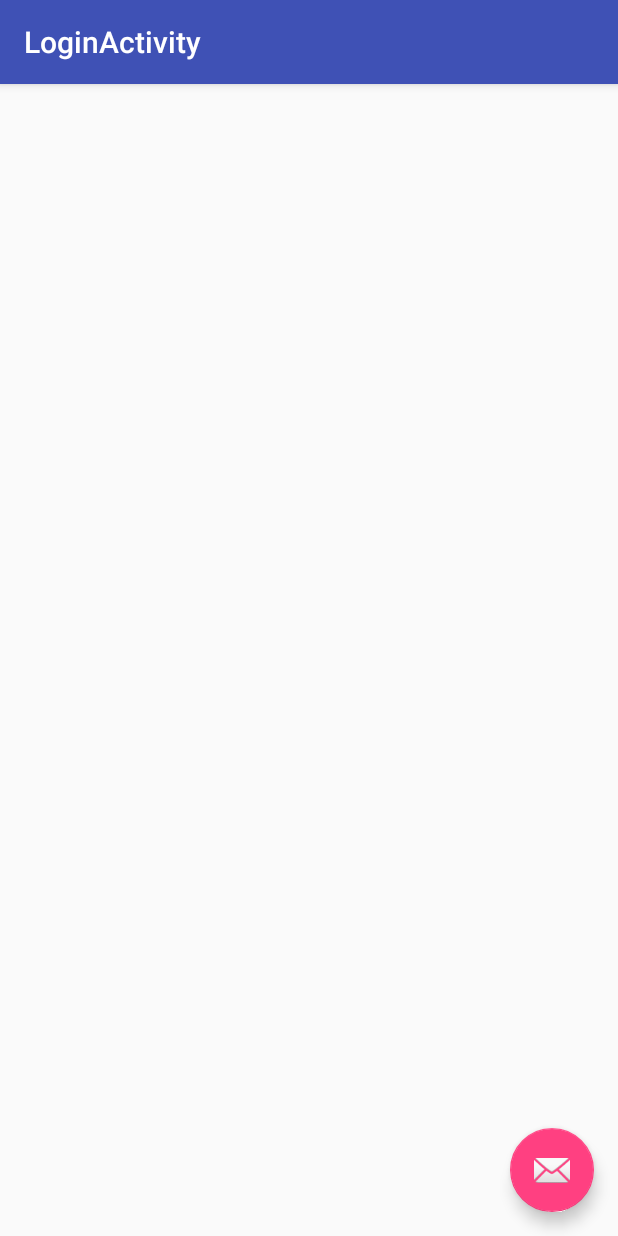
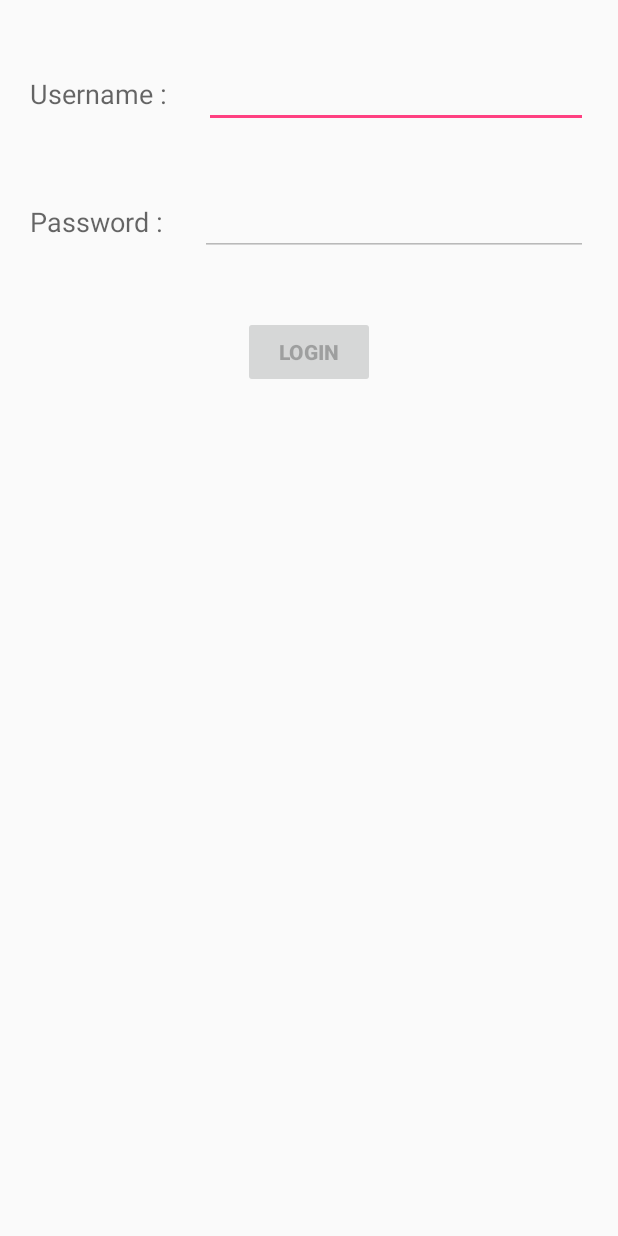
Before and after one commit to jameswarner/java-the-hutt, an Android app: the screen it shows after launch (LoginActivity), after a tap on "LOGIN", on a phone screen of 412 x 824 dp. Run offline under Robolectric (Android 15) with nearby library versions, the phone set to English and light mode, and no system bars.

Commit message:
Activity 1 and 2

```diff
--- a/app/src/main/java/com/mse/android/javathehutt/JavaTheHutt.java
+++ b/app/src/main/java/com/mse/android/javathehutt/JavaTheHutt.java
@@ -13,11 +13,22 @@ import android.view.MenuItem;
 import android.view.ViewGroup;
 import android.widget.Button;
 
+import java.util.HashMap;
 import java.util.Map;
 
 public class JavaTheHutt extends AppCompatActivity implements View.OnClickListener {
 
     private ViewGroup mListView;
+    private static final int REQUEST_LOGIN_RESPONSE = 100;
+    private HashMap<String, Button> mButtonMap = new HashMap<String, Button>();
+
+    private static final String A_LOGIN = "LOGIN";
+    private static final String A_PLAN = "PLAN";
+    private static final String A_BEGIN = "BEGIN";
+    private static final String A_COLLECT = "COLLECT";
+    private static final String A_COMPLETE = "COMPLETE";
+    private static final String A_MONITOR = "MONITOR";
+    private static final String A_ANALYZE ="ANALYZE";
 
     @Override
     protected void onCreate(Bundle savedInstanceState) {
@@ -26,41 +37,39 @@ public class JavaTheHutt extends AppCompatActivity implements View.OnClickListen
 
         mListView = (ViewGroup) findViewById(R.id.list);
 
-        addDemo("Login", LoginActivity.class);
-        addDemo("Plan Route", MapsActivity.class);
-        addDemo("Begin Trip", BeginTripActivity.class);
-        addDemo("Collect Data", CollectDataActivity.class);
-        addDemo("Complete Trip", CompleteTripActivity.class);
-        addDemo("Monitor Trip", MonitorTripActivity.class);
-        addDemo("Analyze Trips", AnalTripsActivity.class);
+        addDemo(A_LOGIN, LoginActivity.class);
+        addDemo(A_PLAN, MapsActivity.class);
+        addDemo(A_BEGIN, BeginTripActivity.class);
+        addDemo(A_COLLECT, CollectDataActivity.class);
+        addDemo(A_COMPLETE, CompleteTripActivity.class);
+        addDemo(A_MONITOR, MonitorTripActivity.class);
+        addDemo(A_ANALYZE, AnalTripsActivity.class);
 
-        //Toolbar toolbar = (Toolbar) findViewById(R.id.toolbar);
-        //setSupportActionBar(toolbar);
-
-        //FloatingActionButton fab = (FloatingActionButton) findViewById(R.id.fab);
-        //fab.setOnClickListener(new View.OnClickListener() {
-           // @Override
-           // public void onClick(View view) {
-         //       Snackbar.make(view, "Replace with your own action", Snackbar.LENGTH_LONG)
-             //           .setAction("Action", null).show();
-           // }
-        //});
+        mButtonMap.get(A_LOGIN).setEnabled(true);
     }
 
     private void addDemo(String demoName, Class<? extends Activity> activityClass) {
         Button b = new Button(this);
-        ViewGroup.LayoutParams layoutParams = new ViewGroup.LayoutParams(ViewGroup.LayoutParams.MATCH_PARENT, ViewGroup.LayoutParams.MATCH_PARENT);
+        ViewGroup.LayoutParams layoutParams = new ViewGroup.LayoutParams(ViewGroup.LayoutParams.MATCH_PARENT,
+                ViewGroup.LayoutParams.MATCH_PARENT);
         b.setLayoutParams(layoutParams);
         b.setText(demoName);
         b.setTag(activityClass);
         b.setOnClickListener(this);
+        b.setEnabled(false);
         mListView.addView(b);
+        mButtonMap.put(demoName, b);
     }
 
     @Override
     public void onClick(View view) {
         Class activityClass = (Class) view.getTag();
-        startActivity(new Intent(this, activityClass));
+        if (LoginActivity.class == activityClass) {
+            startActivityForResult(new Intent(this, activityClass), REQUEST_LOGIN_RESPONSE);
+        }
+        else {
+            startActivity(new Intent(this, activityClass));
+        }
     }
 
     @Override
@@ -84,4 +93,24 @@ public class JavaTheHutt extends AppCompatActivity implements View.OnClickListen
 
         return super.onOptionsItemSelected(item);
     }
+
+    @Override
+    protected void onActivityResult(int requestCode, int resultCode, Intent data) {
+        if (resultCode != Activity.RESULT_OK) {
+            return;
+        }
+
+        if (requestCode == REQUEST_LOGIN_RESPONSE) {
+            if (data == null) {
+                return;
+            }
+
+            if (true == LoginActivity.wasLoginValidated(data)) {
+                for(Button btn: mButtonMap.values()) {
+                    btn.setEnabled(true);
+                }
+            }
+        }
+
+    }
 }
--- a/app/src/main/java/com/mse/android/javathehutt/LoginActivity.java
+++ b/app/src/main/java/com/mse/android/javathehutt/LoginActivity.java
@@ -1,29 +1,85 @@
 package com.mse.android.javathehutt;
 
+import android.content.Intent;
 import android.os.Bundle;
 import android.support.design.widget.FloatingActionButton;
 import android.support.design.widget.Snackbar;
 import android.support.v7.app.AppCompatActivity;
 import android.support.v7.widget.Toolbar;
+import android.text.Editable;
+import android.text.TextWatcher;
 import android.view.View;
+import android.widget.Button;
+import android.widget.EditText;
+import android.widget.TextView;
 
 public class LoginActivity extends AppCompatActivity {
+    private TextView mUsername;
+    private EditText mPassword;
+    private Button mLoginButton;
+    private static final String LOGIN_VALIDATED =
+            "com.mse.android.javathehutt.login.validated";
 
     @Override
     protected void onCreate(Bundle savedInstanceState) {
         super.onCreate(savedInstanceState);
         setContentView(R.layout.activity_login);
-        Toolbar toolbar = (Toolbar) findViewById(R.id.toolbar);
-        setSupportActionBar(toolbar);
 
-        FloatingActionButton fab = (FloatingActionButton) findViewById(R.id.fab);
-        fab.setOnClickListener(new View.OnClickListener() {
+        mUsername = (TextView) findViewById(R.id.login_username);
+        mLoginButton = (Button) findViewById(R.id.login_button);
+        mPassword = (EditText) findViewById(R.id.login_password);
+
+        mUsername.addTextChangedListener(new TextWatcher() {
             @Override
-            public void onClick(View view) {
-                Snackbar.make(view, "Replace with your own action", Snackbar.LENGTH_LONG)
-                        .setAction("Action", null).show();
+            public void beforeTextChanged(CharSequence s, int start, int count, int after) {
+                //Leave blank
+            }
+
+            @Override
+            public void onTextChanged(CharSequence s, int start, int before, int count) {
+                //Leave blank
+            }
+
+            @Override
+            public void afterTextChanged(Editable s) {
+                mPassword.setEnabled(true);
+            }
+        });
+
+        mPassword.addTextChangedListener(new TextWatcher() {
+            @Override
+            public void beforeTextChanged(CharSequence s, int start, int count, int after) {
+
+            }
+
+            @Override
+            public void onTextChanged(CharSequence s, int start, int before, int count) {
+
+            }
+
+            @Override
+            public void afterTextChanged(Editable s) {
+                mLoginButton.setEnabled(true);
+            }
+        });
+
+        mLoginButton.setOnClickListener(new View.OnClickListener() {
+            @Override
+            public void onClick(View v) {
+                setLoginValidated();
+                finish();
             }
         });
     }
 
+    private void setLoginValidated() {
+        Intent data = new Intent();
+        data.putExtra(LOGIN_VALIDATED, true);
+        setResult(RESULT_OK, data);
+    }
+
+    public static boolean wasLoginValidated(Intent result) {
+        return result.getBooleanExtra(LOGIN_VALIDATED, false);
+    }
+
 }
--- a/app/src/main/res/layout/activity_java_the_hutt.xml
+++ b/app/src/main/res/layout/activity_java_the_hutt.xml
@@ -12,7 +12,10 @@
         android:layout_gravity="top"
         android:layout_alignParentTop="true"
         android:gravity="center_horizontal"
-        android:id="@+id/textView" />
+        android:id="@+id/textView"
+        android:paddingTop="60dp"
+        android:textAppearance="?android:attr/textAppearanceLarge"
+        android:textStyle="bold" />
 
     <ScrollView xmlns:android="http://schemas.android.com/apk/res/android"
         android:layout_width="match_parent"
@@ -23,7 +26,8 @@
             android:layout_width="match_parent"
             android:layout_height="match_parent"
             android:id="@+id/list"
-            android:orientation="vertical" />
+            android:orientation="vertical"
+            android:layout_gravity="center_vertical"/>
 
     </ScrollView>
 
--- a/app/src/main/res/layout/activity_login.xml
+++ b/app/src/main/res/layout/activity_login.xml
@@ -1,34 +1,82 @@
 <?xml version="1.0" encoding="utf-8"?>
-<android.support.design.widget.CoordinatorLayout xmlns:android="http://schemas.android.com/apk/res/android"
+<LinearLayout xmlns:android="http://schemas.android.com/apk/res/android"
     xmlns:app="http://schemas.android.com/apk/res-auto"
     xmlns:tools="http://schemas.android.com/tools"
     android:layout_width="match_parent"
     android:layout_height="match_parent"
-    android:fitsSystemWindows="true"
-    tools:context="com.mse.android.javathehutt.LoginActivity">
+    android:orientation="vertical">
 
-    <android.support.design.widget.AppBarLayout
+    <LinearLayout
+        android:orientation="horizontal"
         android:layout_width="match_parent"
         android:layout_height="wrap_content"
-        android:theme="@style/AppTheme.AppBarOverlay">
+        android:layout_alignParentStart="true"
+        android:id="@+id/linearLayout"
+        android:layout_alignParentLeft="true"
+        android:paddingTop="40dp">
 
-        <android.support.v7.widget.Toolbar
-            android:id="@+id/toolbar"
-            android:layout_width="match_parent"
-            android:layout_height="?attr/actionBarSize"
-            android:background="?attr/colorPrimary"
-            app:popupTheme="@style/AppTheme.PopupOverlay" />
+        <TextView
+            android:layout_width="wrap_content"
+            android:layout_height="wrap_content"
+            android:textAppearance="?android:attr/textAppearanceMedium"
+            android:text="Username : "
+            android:id="@+id/textView2"
+            android:layout_alignParentTop="true"
+            android:layout_alignEnd="@+id/linearLayout"
+            android:layout_marginLeft="20dp"/>
 
-    </android.support.design.widget.AppBarLayout>
+        <EditText
+            android:layout_width="wrap_content"
+            android:layout_height="wrap_content"
+            android:id="@+id/login_username"
+            android:layout_weight="0.77"
+            android:paddingLeft="16dp"
+            android:layout_marginLeft="20dp"
+            android:layout_marginRight="20dp"/>
 
-    <include layout="@layout/content_login" />
+    </LinearLayout>
 
-    <android.support.design.widget.FloatingActionButton
-        android:id="@+id/fab"
+    <LinearLayout
+        android:orientation="horizontal"
+        android:layout_width="match_parent"
+        android:layout_height="wrap_content"
+        android:layout_alignParentTop="true"
+        android:layout_alignParentStart="true"
+        android:id="@+id/linearLayout"
+        android:paddingTop="40dp">
+
+        <TextView
+            android:layout_width="wrap_content"
+            android:layout_height="wrap_content"
+            android:textAppearance="?android:attr/textAppearanceMedium"
+            android:text="Password : "
+            android:id="@+id/textView2"
+            android:layout_alignParentTop="true"
+            android:layout_alignEnd="@+id/linearLayout"
+            android:layout_marginLeft="20dp"/>
+
+        <EditText
+            android:layout_width="wrap_content"
+            android:layout_height="wrap_content"
+            android:inputType="textPassword"
+            android:ems="10"
+            android:id="@+id/login_password"
+            android:layout_weight="1"
+            android:paddingLeft="16dp"
+            android:layout_marginLeft="20dp"
+            android:layout_marginRight="20dp"
+            android:enabled="false"/>
+
+    </LinearLayout>
+
+    <Button
         android:layout_width="wrap_content"
         android:layout_height="wrap_content"
-        android:layout_gravity="bottom|end"
-        android:layout_margin="@dimen/fab_margin"
-        android:src="@android:drawable/ic_dialog_email" />
+        android:id="@+id/login_button"
+        android:text="@string/login_button"
+        android:textStyle="bold"
+        android:layout_gravity="center"
+        android:layout_marginTop="40dp"
+        android:enabled="false"/>
 
-</android.support.design.widget.CoordinatorLayout>
+</LinearLayout>
--- a/app/src/main/res/layout/content_login.xml
+++ /dev/null
@@ -1,15 +0,0 @@
-<?xml version="1.0" encoding="utf-8"?>
-<RelativeLayout xmlns:android="http://schemas.android.com/apk/res/android"
-    xmlns:app="http://schemas.android.com/apk/res-auto"
-    xmlns:tools="http://schemas.android.com/tools"
-    android:layout_width="match_parent"
-    android:layout_height="match_parent"
-    android:paddingBottom="@dimen/activity_vertical_margin"
-    android:paddingLeft="@dimen/activity_horizontal_margin"
-    android:paddingRight="@dimen/activity_horizontal_margin"
-    android:paddingTop="@dimen/activity_vertical_margin"
-    app:layout_behavior="@string/appbar_scrolling_view_behavior"
-    tools:context="com.mse.android.javathehutt.LoginActivity"
-    tools:showIn="@layout/activity_login">
-
-</RelativeLayout>
--- a/app/src/main/res/values/strings.xml
+++ b/app/src/main/res/values/strings.xml
@@ -10,4 +10,5 @@
     <string name="title_activity_anal_trips">AnalTripsActivity</string>
     <string name="title_activity_maps">Map</string>
     <string name="google_maps_key">AIzaSyDCwWoRO3QJltALEsU9AnYjWhcpQy5iFvw</string>
+    <string name="login_button">Login</string>
 </resources>
```
